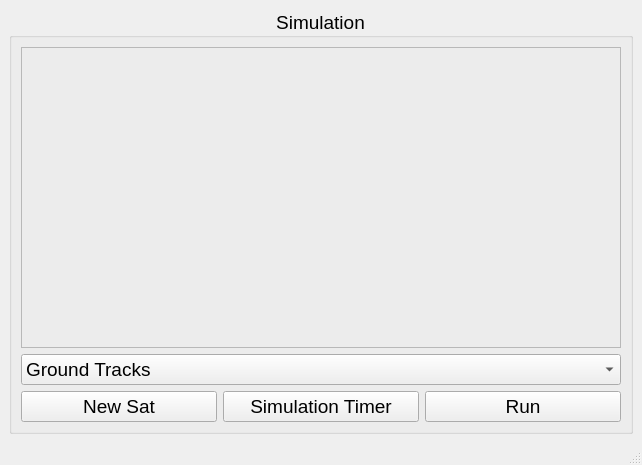
Qt form MainUI.ui (PatoGranate/Mission-Planner) before a commit.
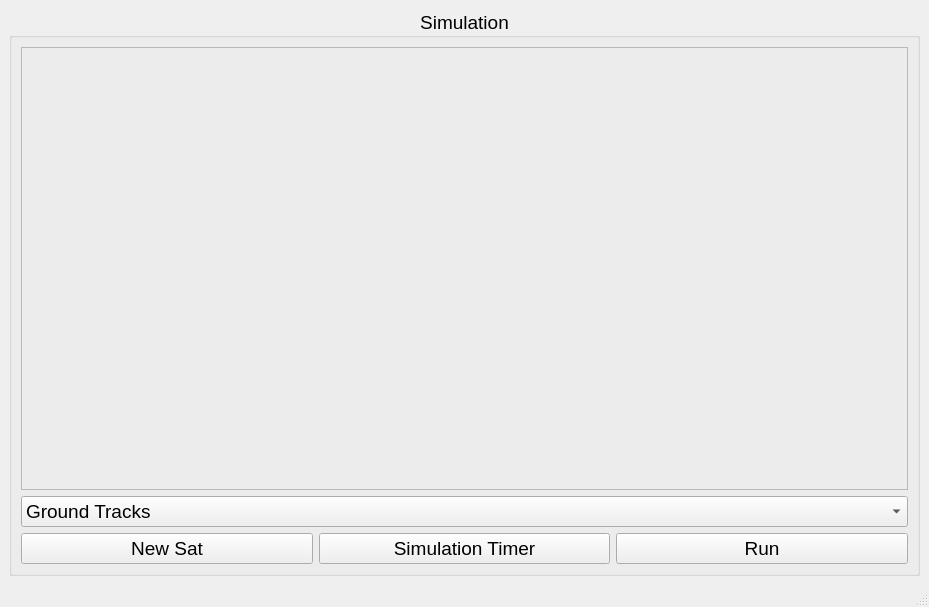
The same form after that commit.

The edit to the form file:
```diff
--- a/MainUI.ui
+++ b/MainUI.ui
@@ -6,8 +6,8 @@
    <rect>
     <x>0</x>
     <y>0</y>
-    <width>642</width>
-    <height>465</height>
+    <width>929</width>
+    <height>607</height>
    </rect>
   </property>
   <property name="windowTitle">
```
Left out of the diff: 14 changed lines with no effect on the pictures.
